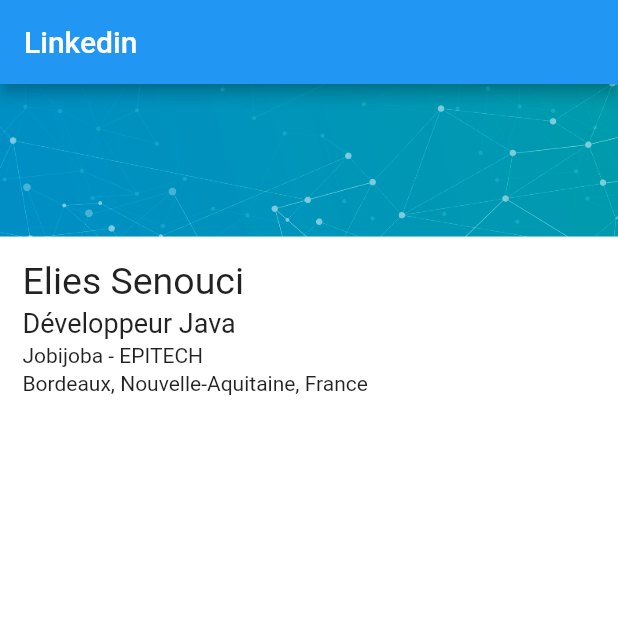
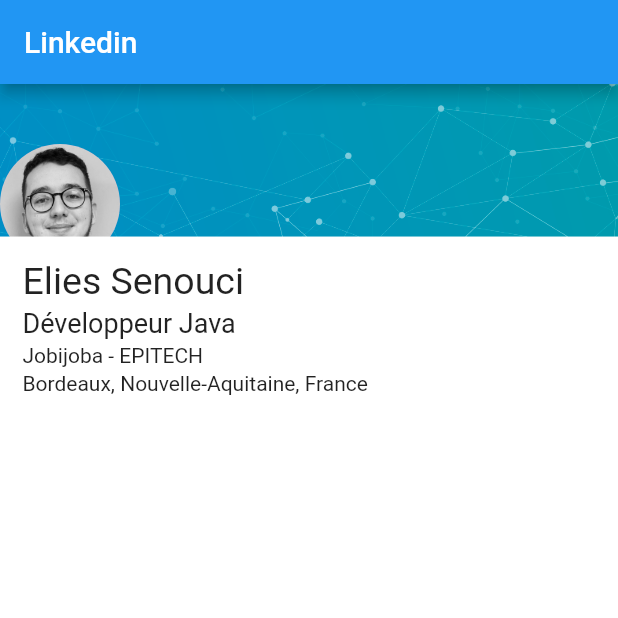
Before and after one commit to EliesSenouci/FlutterPlayground, a Flutter app: the screen it shows after launch, on a phone screen of 412 x 824 dp, the top half of it. Run offline on Flutter 3.47's test engine with Material 2 defaults, Android fonts, the phone set to English and light mode, and no system bars.

```diff
--- a/lib/main.dart
+++ b/lib/main.dart
@@ -23,8 +23,23 @@ class MyApp extends StatelessWidget {
   Widget profile() {
     return ListView(
       children: [
-        Image.asset('images/background.png'),
-        primarySection()],
+        Stack(
+          children: [
+            Padding(
+              padding: EdgeInsets.only(bottom: 0),
+              child: Image.asset('images/background.png'),
+            ),
+            Positioned(
+              top: 40,
+              child: CircleAvatar(
+                backgroundImage: AssetImage('images/photo.jpeg'),
+                radius: 40,
+              ),
+            ),
+          ],
+        ),
+        primarySection()
+      ],
     );
   }
 
--- a/pubspec.yaml
+++ b/pubspec.yaml
@@ -48,7 +48,7 @@ flutter:
   # To add assets to your application, add an assets section, like this:
   assets:
   - images/background.png
-  #   - images/a_dot_ham.jpeg
+  - images/photo.jpeg
 
   # An image asset can refer to one or more resolution-specific "variants", see
   # https://flutter.dev/assets-and-images/#resolution-aware.
```
Also changed, not shown: images/photo.jpeg (added).
